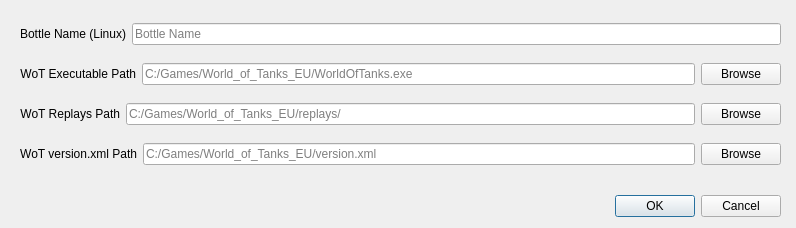
Old version of the form src/settingsdialog.ui in the repository vorlie/WoT-Replay-Manager.
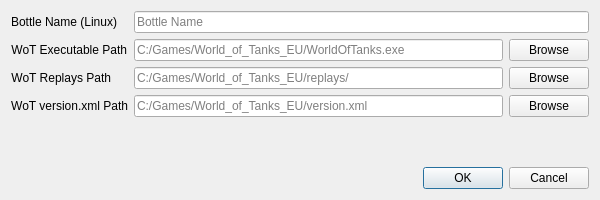
New version of the form.

Commit message: Enhance UI: Update window title, improve layout, and add about label in main window; Refactor settings dialog for better usability on Windows

Patch:
```diff
--- a/src/settingsdialog.ui
+++ b/src/settingsdialog.ui
@@ -6,52 +6,40 @@
    <rect>
     <x>0</x>
     <y>0</y>
-    <width>796</width>
-    <height>228</height>
+    <width>600</width>
+    <height>200</height>
    </rect>
   </property>
+  <property name="sizePolicy">
+   <sizepolicy hsizetype="Preferred" vsizetype="Preferred">
+    <horstretch>0</horstretch>
+    <verstretch>0</verstretch>
+   </sizepolicy>
+  </property>
   <property name="windowTitle">
    <string>Dialog</string>
   </property>
-  <widget class="QDialogButtonBox" name="buttonBox">
-   <property name="geometry">
-    <rect>
-     <x>610</x>
-     <y>190</y>
-     <width>171</width>
-     <height>32</height>
-    </rect>
-   </property>
-   <property name="orientation">
-    <enum>Qt::Orientation::Horizontal</enum>
-   </property>
-   <property name="standardButtons">
-    <set>QDialogButtonBox::StandardButton::Cancel|QDialogButtonBox::StandardButton::Ok</set>
-   </property>
-  </widget>
-  <widget class="QWidget" name="verticalLayoutWidget">
-   <property name="geometry">
-    <rect>
-     <x>10</x>
-     <y>10</y>
-     <width>781</width>
-     <height>171</height>
-    </rect>
-   </property>
-   <layout class="QVBoxLayout" name="verticalLayout">
-    <item>
-     <widget class="QWidget" name="widget" native="true">
-      <widget class="QWidget" name="">
-       <property name="geometry">
-        <rect>
-         <x>10</x>
-         <y>50</y>
-         <width>761</width>
-         <height>28</height>
-        </rect>
-       </property>
-       <layout class="QHBoxLayout" name="horizontalLayout">
-        <item>
+  <layout class="QVBoxLayout" name="mainLayout">
+   <item>
+    <layout class="QFormLayout" name="formLayout">
+     <item row="0" column="0">
+      <widget class="QLabel" name="bottleNameLabel">
+       <property name="text">
+        <string>Bottle Name (Linux)</string>
+       </property>
+       <property name="alignment">
+        <set>Qt::AlignmentFlag::AlignRight|Qt::AlignmentFlag::AlignTrailing|Qt::AlignmentFlag::AlignVCenter</set>
+       </property>
+      </widget>
+     </item>
+     <item row="0" column="1">
+      <widget class="QLineEdit" name="bottleNameLineEdit">
+       <property name="placeholderText">
+        <string>Bottle Name</string>
+       </property>
+      </widget>
+     </item>
+     <item row="1" column="0">
          <widget class="QLabel" name="executableLabel">
           <property name="text">
            <string>WoT Executable Path</string>
@@ -61,6 +49,8 @@
           </property>
          </widget>
         </item>
+     <item row="1" column="1">
+      <layout class="QHBoxLayout" name="execLayout">
         <item>
          <widget class="QLineEdit" name="executableLineEdit">
           <property name="placeholderText">
@@ -76,54 +66,8 @@
          </widget>
         </item>
        </layout>
-      </widget>
-      <widget class="QWidget" name="">
-       <property name="geometry">
-        <rect>
-         <x>10</x>
-         <y>130</y>
-         <width>761</width>
-         <height>28</height>
-        </rect>
-       </property>
-       <layout class="QHBoxLayout" name="horizontalLayout_4">
-        <item>
-         <widget class="QLabel" name="versionLabel">
-          <property name="text">
-           <string>WoT version.xml Path</string>
-          </property>
-          <property name="alignment">
-           <set>Qt::AlignmentFlag::AlignRight|Qt::AlignmentFlag::AlignTrailing|Qt::AlignmentFlag::AlignVCenter</set>
-          </property>
-         </widget>
-        </item>
-        <item>
-         <widget class="QLineEdit" name="versionLineEdit">
-          <property name="placeholderText">
-           <string>C:/Games/World_of_Tanks_EU/version.xml</string>
-          </property>
-         </widget>
-        </item>
-        <item>
-         <widget class="QPushButton" name="versionBrowseButton">
-          <property name="text">
-           <string>Browse</string>
-          </property>
-         </widget>
-        </item>
-       </layout>
-      </widget>
-      <widget class="QWidget" name="">
-       <property name="geometry">
-        <rect>
-         <x>10</x>
-         <y>90</y>
-         <width>761</width>
-         <height>28</height>
-        </rect>
-       </property>
-       <layout class="QHBoxLayout" name="horizontalLayout_3">
-        <item>
+     </item>
+     <item row="2" column="0">
          <widget class="QLabel" name="replaysLabel">
           <property name="text">
            <string>WoT Replays Path</string>
@@ -133,6 +77,8 @@
           </property>
          </widget>
         </item>
+     <item row="2" column="1">
+      <layout class="QHBoxLayout" name="replaysLayout">
         <item>
          <widget class="QLineEdit" name="replaysLineEdit">
           <property name="placeholderText">
@@ -148,43 +94,51 @@
          </widget>
         </item>
        </layout>
-      </widget>
-      <widget class="QWidget" name="">
-       <property name="geometry">
-        <rect>
-         <x>10</x>
-         <y>10</y>
-         <width>761</width>
-         <height>28</height>
-        </rect>
-       </property>
-       <layout class="QHBoxLayout" name="horizontalLayout_2">
-        <item>
-         <widget class="QLabel" name="bottleNameLabel">
+     </item>
+     <item row="3" column="0">
+      <widget class="QLabel" name="versionLabel">
           <property name="text">
-           <string>Bottle Name (Linux)</string>
+        <string>WoT version.xml Path</string>
           </property>
           <property name="alignment">
            <set>Qt::AlignmentFlag::AlignRight|Qt::AlignmentFlag::AlignTrailing|Qt::AlignmentFlag::AlignVCenter</set>
           </property>
          </widget>
         </item>
+     <item row="3" column="1">
+      <layout class="QHBoxLayout" name="versionLayout">
         <item>
-         <widget class="QLineEdit" name="bottleNameLineEdit">
-          <property name="text">
-           <string/>
-          </property>
+        <widget class="QLineEdit" name="versionLineEdit">
           <property name="placeholderText">
-           <string>Bottle Name</string>
+          <string>C:/Games/World_of_Tanks_EU/version.xml</string>
           </property>
          </widget>
         </item>
-       </layout>
-      </widget>
-     </widget>
-    </item>
-   </layout>
-  </widget>
+       <item>
+        <widget class="QPushButton" name="versionBrowseButton">
+         <property name="text">
+          <string>Browse</string>
+         </property>
+        </widget>
+       </item>
+      </layout>
+     </item>
+    </layout>
+   </item>
+   <item>
+    <widget class="QDialogButtonBox" name="buttonBox">
+     <property name="sizePolicy">
+      <sizepolicy hsizetype="Expanding" vsizetype="Fixed">
+       <horstretch>0</horstretch>
+       <verstretch>0</verstretch>
+      </sizepolicy>
+     </property>
+     <property name="standardButtons">
+      <set>QDialogButtonBox::StandardButton::Cancel|QDialogButtonBox::StandardButton::Ok</set>
+     </property>
+    </widget>
+   </item>
+  </layout>
  </widget>
  <resources/>
  <connections>
```
Left out of the diff: 18 changed lines with no effect on the pictures. Lines whose indentation alone changed are shown as unchanged. The commit also changes 3 other files.
